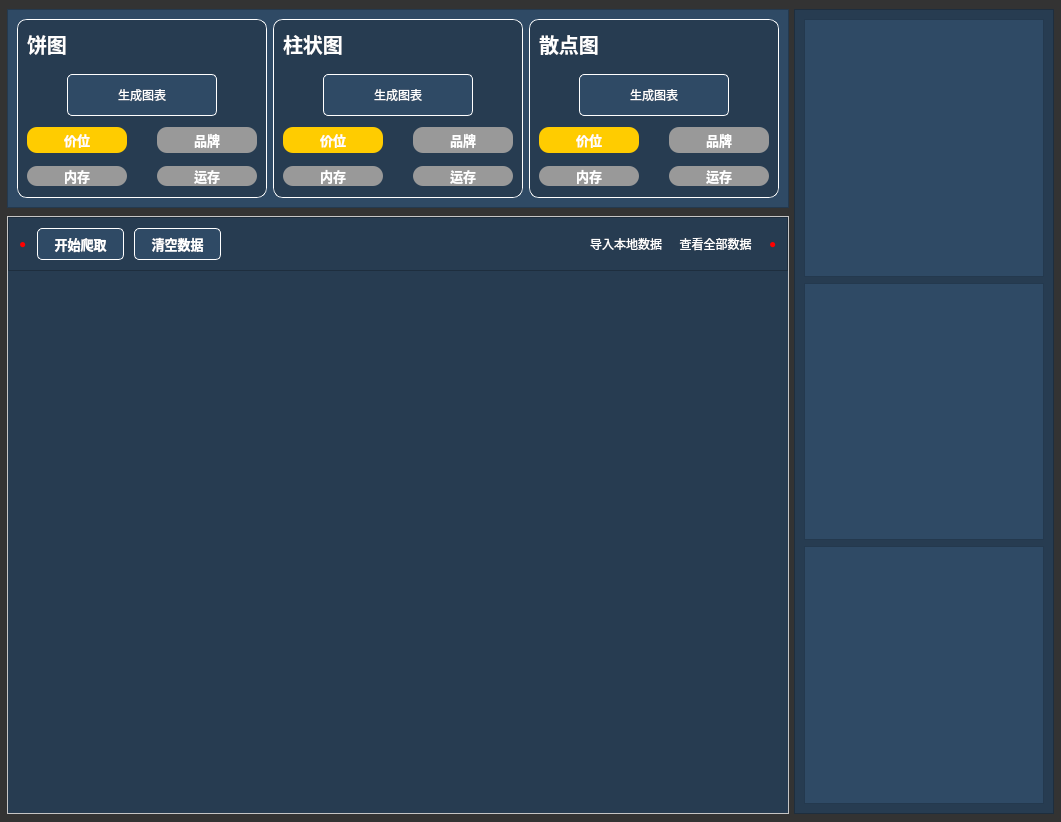
CuiMengchao201415/Gcz_MobilePhone_Scrapy, file resources/ui/home.ui: the form before one commit.
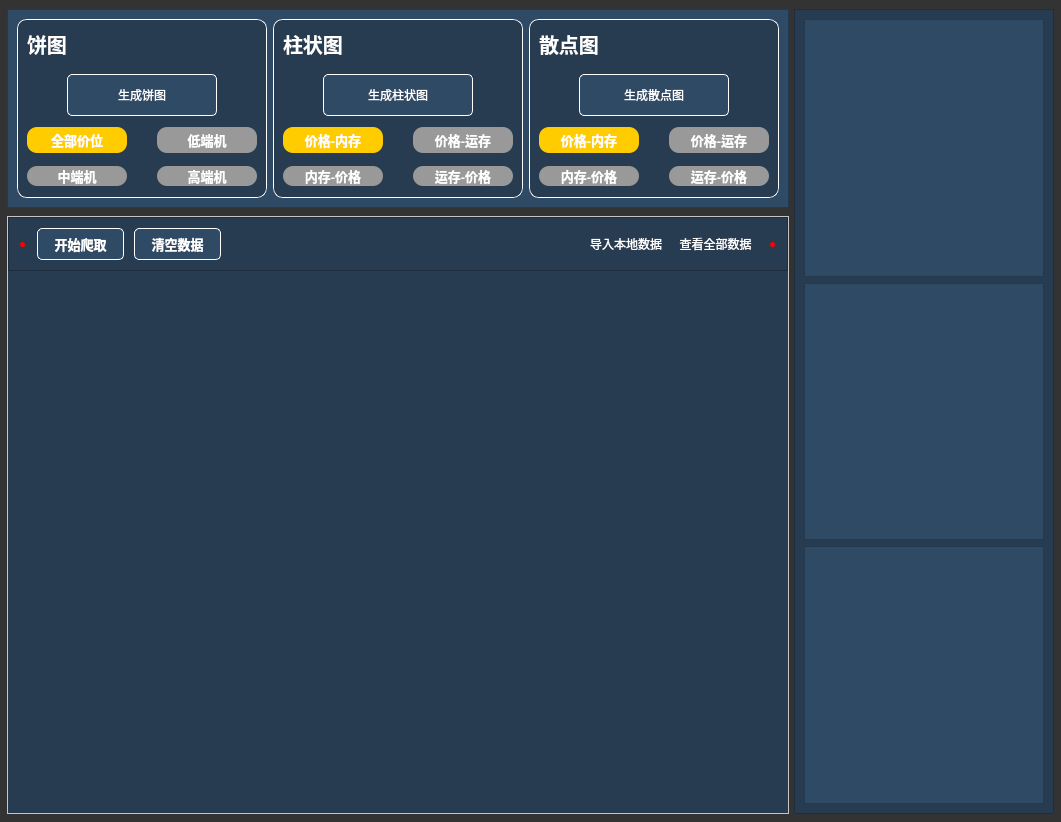
The form after the commit. Icons and pictures are not drawn.

Commit message: 修改了图表生成功能

```diff
--- a/resources/ui/home.ui
+++ b/resources/ui/home.ui
@@ -673,7 +673,7 @@
 border-radius: 5px;</string>
                  </property>
                  <property name="text">
-                  <string>生成图表</string>
+                  <string>生成饼图</string>
                  </property>
                 </widget>
                </item>
@@ -749,7 +749,7 @@
 color: rgb(255, 255, 255);</string>
                  </property>
                  <property name="text">
-                  <string>价位</string>
+                  <string>全部价位</string>
                  </property>
                 </widget>
                </item>
@@ -773,7 +773,7 @@
 color: rgb(255, 255, 255);</string>
                  </property>
                  <property name="text">
-                  <string>品牌</string>
+                  <string>低端机</string>
                  </property>
                 </widget>
                </item>
@@ -833,7 +833,7 @@
 color: rgb(255, 255, 255);</string>
                  </property>
                  <property name="text">
-                  <string>内存</string>
+                  <string>中端机</string>
                  </property>
                 </widget>
                </item>
@@ -857,7 +857,7 @@
 color: rgb(255, 255, 255);</string>
                  </property>
                  <property name="text">
-                  <string>运存</string>
+                  <string>高端机</string>
                  </property>
                 </widget>
                </item>
@@ -1059,7 +1059,7 @@
 border-radius: 5px;</string>
                  </property>
                  <property name="text">
-                  <string>生成图表</string>
+                  <string>生成柱状图</string>
                  </property>
                 </widget>
                </item>
@@ -1135,7 +1135,7 @@
 color: rgb(255, 255, 255);</string>
                  </property>
                  <property name="text">
-                  <string>价位</string>
+                  <string>价格-内存</string>
                  </property>
                 </widget>
                </item>
@@ -1159,7 +1159,7 @@
 color: rgb(255, 255, 255);</string>
                  </property>
                  <property name="text">
-                  <string>品牌</string>
+                  <string>价格-运存</string>
                  </property>
                 </widget>
                </item>
@@ -1219,7 +1219,7 @@
 color: rgb(255, 255, 255);</string>
                  </property>
                  <property name="text">
-                  <string>内存</string>
+                  <string>内存-价格</string>
                  </property>
                 </widget>
                </item>
@@ -1243,7 +1243,7 @@
 color: rgb(255, 255, 255);</string>
                  </property>
                  <property name="text">
-                  <string>运存</string>
+                  <string>运存-价格</string>
                  </property>
                 </widget>
                </item>
@@ -1445,7 +1445,7 @@
 border-radius: 5px;</string>
                  </property>
                  <property name="text">
-                  <string>生成图表</string>
+                  <string>生成散点图</string>
                  </property>
                 </widget>
                </item>
@@ -1521,7 +1521,7 @@
 color: rgb(255, 255, 255);</string>
                  </property>
                  <property name="text">
-                  <string>价位</string>
+                  <string>价格-内存</string>
                  </property>
                 </widget>
                </item>
@@ -1545,7 +1545,7 @@
 color: rgb(255, 255, 255);</string>
                  </property>
                  <property name="text">
-                  <string>品牌</string>
+                  <string>价格-运存</string>
                  </property>
                 </widget>
                </item>
@@ -1605,7 +1605,7 @@
 color: rgb(255, 255, 255);</string>
                  </property>
                  <property name="text">
-                  <string>内存</string>
+                  <string>内存-价格</string>
                  </property>
                 </widget>
                </item>
@@ -1629,7 +1629,7 @@
 color: rgb(255, 255, 255);</string>
                  </property>
                  <property name="text">
-                  <string>运存</string>
+                  <string>运存-价格</string>
                  </property>
                 </widget>
                </item>
```
The commit also changes 13 other files.
